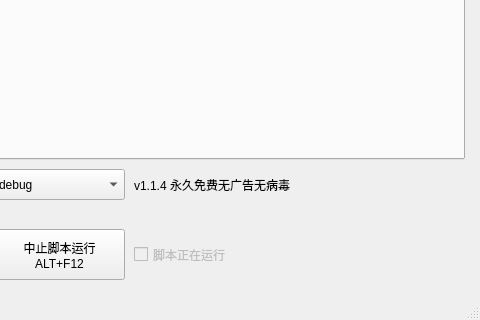
First picture: the form in mainwindow.ui, repository A-SunsetMkt-Forks/wuwaBackendTool, before the edit; both pictures show x 886 to 1366 and y 448 to 768 of the 1366 by 768 pixel window.
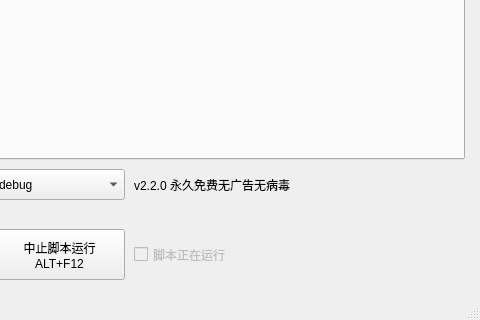
Second picture: the form after the edit. Custom widgets are drawn as their Qt base class.

Commit message: 以后版本号跟游戏一样

Patch:
```diff
--- a/mainwindow.ui
+++ b/mainwindow.ui
@@ -144,7 +144,7 @@
      </rect>
     </property>
     <property name="text">
-     <string>v1.1.4 永久免费无广告无病毒</string>
+     <string>v2.2.0 永久免费无广告无病毒</string>
     </property>
    </widget>
   </widget>
```
